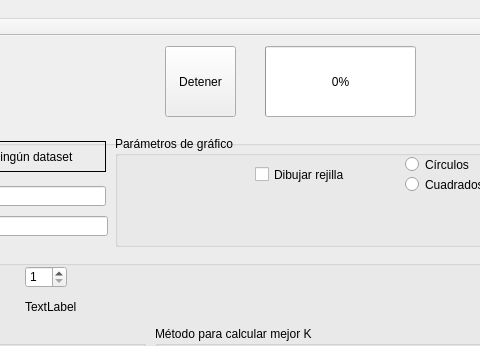
Before: the Qt Designer form src/UI/QT_Main.ui in hectornauta/kavecinos, drawn with Qt 5; both pictures show x 185 to 665 and y 0 to 346 of the 1280 by 720 pixel window.
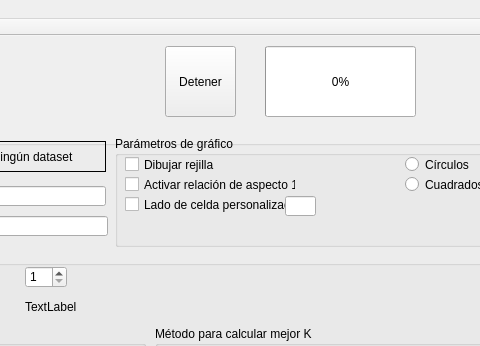
After: the same form once the commit is applied.

```diff
--- a/src/UI/QT_Main.ui
+++ b/src/UI/QT_Main.ui
@@ -129,8 +129,8 @@
      <widget class="QCheckBox" name="checkRejilla">
       <property name="geometry">
        <rect>
-        <x>140</x>
-        <y>30</y>
+        <x>10</x>
+        <y>20</y>
         <width>101</width>
         <height>17</height>
        </rect>
@@ -165,6 +165,42 @@
        <string>Cuadrados</string>
       </property>
      </widget>
+     <widget class="QCheckBox" name="checkRA">
+      <property name="geometry">
+       <rect>
+        <x>10</x>
+        <y>40</y>
+        <width>171</width>
+        <height>17</height>
+       </rect>
+      </property>
+      <property name="text">
+       <string>Activar relación de aspecto 1:1</string>
+      </property>
+     </widget>
+     <widget class="QCheckBox" name="checkCelda">
+      <property name="geometry">
+       <rect>
+        <x>10</x>
+        <y>60</y>
+        <width>161</width>
+        <height>17</height>
+       </rect>
+      </property>
+      <property name="text">
+       <string>Lado de celda personalizado</string>
+      </property>
+     </widget>
+     <widget class="QLineEdit" name="lineCelda">
+      <property name="geometry">
+       <rect>
+        <x>170</x>
+        <y>60</y>
+        <width>31</width>
+        <height>20</height>
+       </rect>
+      </property>
+     </widget>
     </widget>
     <widget class="QGroupBox" name="grupoTest">
      <property name="geometry">
```
